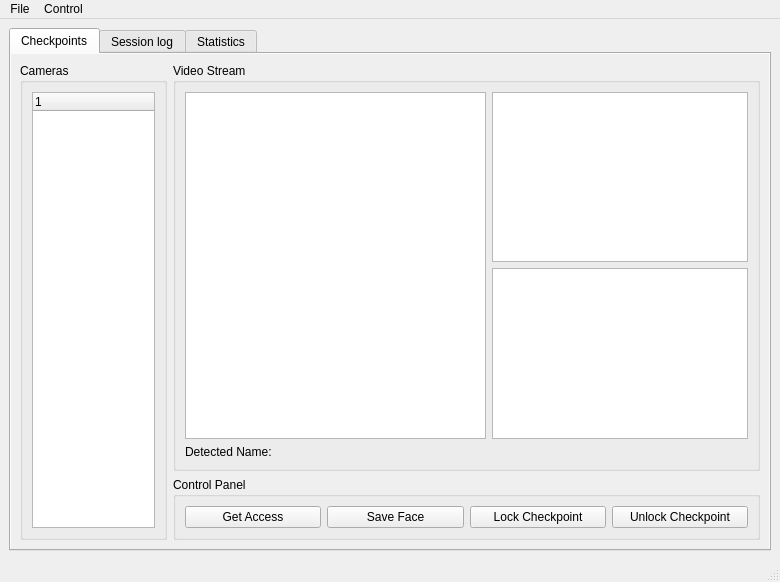
Above: BiometricACS/APP/UI/WindowMain.ui from tatuco/BiometricACS before the change. Below: the same form after it.
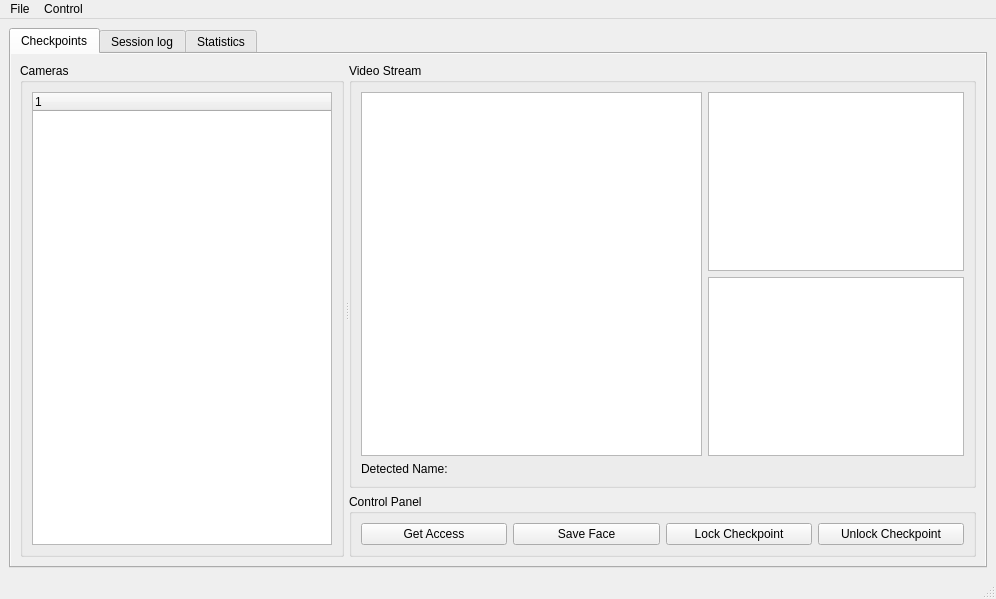
That is the form after the change. Icons and pictures are not drawn.

```diff
--- a/BiometricACS/APP/UI/WindowMain.ui
+++ b/BiometricACS/APP/UI/WindowMain.ui
@@ -7,8 +7,8 @@
    <rect>
     <x>0</x>
     <y>0</y>
-    <width>780</width>
-    <height>582</height>
+    <width>996</width>
+    <height>599</height>
    </rect>
   </property>
   <property name="windowTitle">
@@ -19,8 +19,8 @@
     <normaloff>../../../Projects/BiometricACS/BiometricACS/Source/Program.ico</normaloff>../../../Projects/BiometricACS/BiometricACS/Source/Program.ico</iconset>
   </property>
   <widget class="QWidget" name="centralwidget">
-   <layout class="QGridLayout" name="gridLayout_2" columnstretch="1,4">
-    <item row="0" column="0" rowspan="3" colspan="2">
+   <layout class="QGridLayout" name="gridLayout_2">
+    <item row="0" column="0">
      <widget class="QTabWidget" name="tabPresenter">
       <property name="autoFillBackground">
        <bool>true</bool>
@@ -35,8 +35,37 @@
        <attribute name="title">
         <string>Сheckpoints</string>
        </attribute>
-       <layout class="QGridLayout" name="gridLayout_3" columnstretch="1,4">
-        <item row="0" column="1">
+       <layout class="QGridLayout" name="gridLayout_3">
+        <item row="0" column="0">
+         <widget class="QSplitter" name="splitter">
+          <property name="orientation">
+           <enum>Qt::Horizontal</enum>
+          </property>
+          <property name="handleWidth">
+           <number>5</number>
+          </property>
+          <widget class="QGroupBox" name="gbCameras">
+           <property name="autoFillBackground">
+            <bool>false</bool>
+           </property>
+           <property name="title">
+            <string>Cameras</string>
+           </property>
+           <layout class="QGridLayout" name="gridLayout_6">
+            <item row="0" column="0">
+             <widget class="QTreeWidget" name="treeCameras">
+              <column>
+               <property name="text">
+                <string notr="true">1</string>
+               </property>
+              </column>
+             </widget>
+            </item>
+           </layout>
+          </widget>
+          <widget class="QWidget" name="layoutWidget">
+           <layout class="QVBoxLayout" name="verticalLayout">
+            <item>
          <widget class="QGroupBox" name="gbVideoStream">
           <property name="title">
            <string>Video Stream</string>
@@ -68,7 +97,7 @@
           </layout>
          </widget>
         </item>
-        <item row="1" column="1">
+            <item>
          <widget class="QGroupBox" name="gbControlPanel">
           <property name="title">
            <string>Control Panel</string>
@@ -105,25 +134,8 @@
           </layout>
          </widget>
         </item>
-        <item row="0" column="0" rowspan="2">
-         <widget class="QGroupBox" name="gbCameras">
-          <property name="autoFillBackground">
-           <bool>false</bool>
-          </property>
-          <property name="title">
-           <string>Cameras</string>
-          </property>
-          <layout class="QHBoxLayout" name="horizontalLayout">
-           <item>
-            <widget class="QTreeWidget" name="treeCameras">
-             <column>
-              <property name="text">
-               <string notr="true">1</string>
-              </property>
-             </column>
-            </widget>
-           </item>
-          </layout>
+           </layout>
+          </widget>
          </widget>
         </item>
        </layout>
@@ -170,7 +182,7 @@
     <rect>
      <x>0</x>
      <y>0</y>
-     <width>780</width>
+     <width>996</width>
      <height>21</height>
     </rect>
    </property>
```
Left out of the diff: 29 changed lines with no effect on the pictures. Lines whose indentation alone changed are shown as unchanged.
